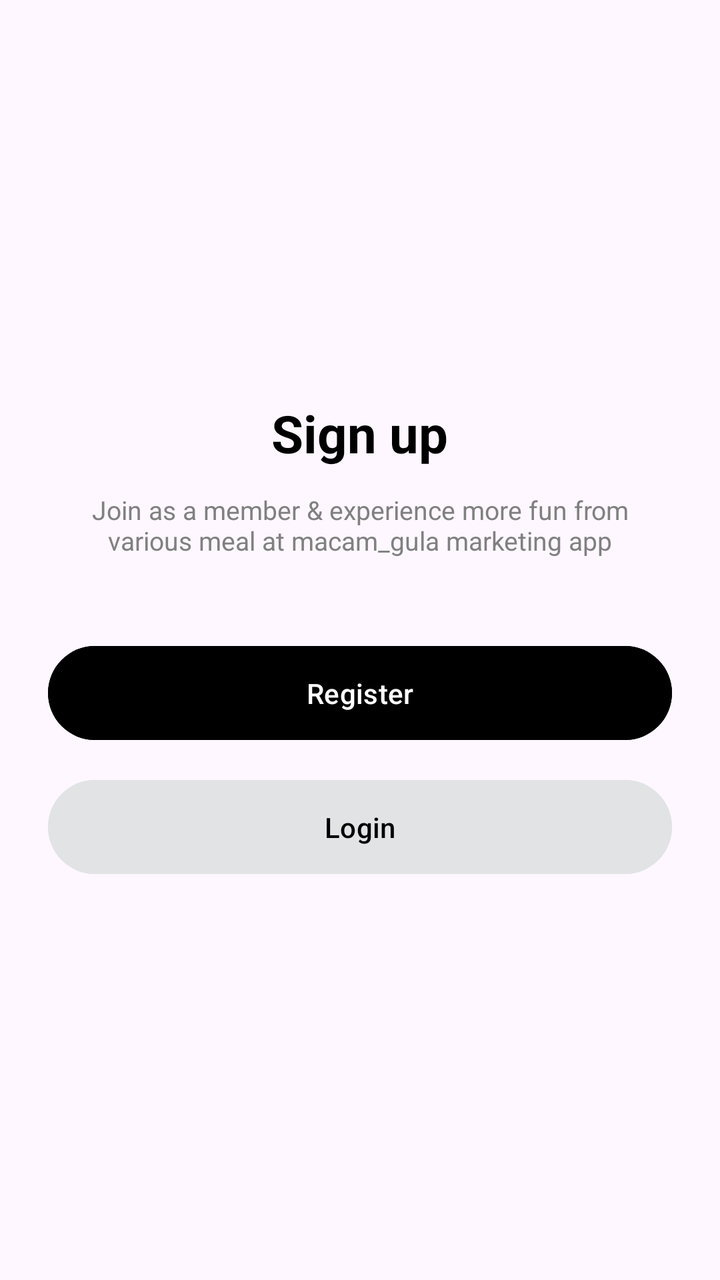
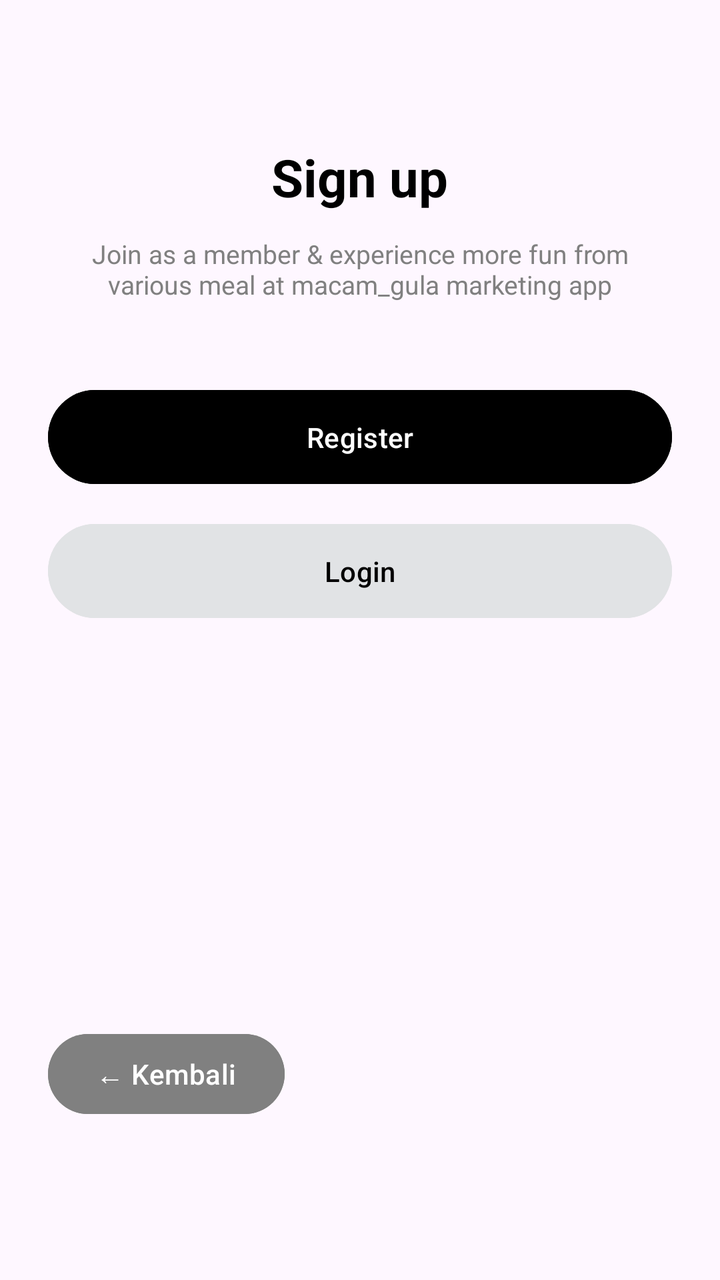

Compare the two renders of this Android layout. The source of the first and the diff that turns it into the second are given below.
<!-- AndroidManifest.xml: application theme Theme.KopiDanNyemil -->
<!-- res/layout/activity_sign_up.xml -->
<?xml version="1.0" encoding="utf-8"?>
<LinearLayout xmlns:android="http://schemas.android.com/apk/res/android"
    android:layout_width="match_parent"
    android:layout_height="match_parent"
    android:gravity="center"
    android:orientation="vertical"
    android:padding="24dp">

    <TextView
        android:layout_width="wrap_content"
        android:layout_height="wrap_content"
        android:text="Sign up"
        android:textColor="@android:color/black"
        android:textSize="26sp"
        android:textStyle="bold" />

    <TextView
        android:layout_width="wrap_content"
        android:layout_height="wrap_content"
        android:layout_marginTop="12dp"
        android:text="Join as a member &amp; experience more fun from various meal at macam_gula marketing app"
        android:textAlignment="center"
        android:textColor="#808080"
        android:textSize="13sp" />

    <Button
        android:id="@+id/btnGoToRegister"
        android:layout_width="match_parent"
        android:layout_height="55dp"
        android:layout_marginTop="40dp"
        android:backgroundTint="@android:color/black"
        android:text="Register"
        android:textAllCaps="false"
        android:textColor="@android:color/white" />

    <Button
        android:id="@+id/btnGoToLogin"
        android:layout_width="match_parent"
        android:layout_height="55dp"
        android:layout_marginTop="12dp"
        android:backgroundTint="@color/material_dynamic_neutral90"
        android:text="Login"
        android:textAllCaps="false"
        android:textColor="@android:color/black" />
</LinearLayout>
<!-- resources referenced by this layout -->
<resources>
  <style name="Theme.KopiDanNyemil" parent="Base.Theme.KopiDanNyemil" />
  <style name="Base.Theme.KopiDanNyemil" parent="Theme.Material3.DayNight.NoActionBar">
          
          
      </style>
</resources>

<!-- the commit's change to res/layout/activity_sign_up.xml (unified diff, before → after) -->
@@ -42,4 +42,15 @@
         android:text="Login"
         android:textAllCaps="false"
         android:textColor="@android:color/black" />
+    <Button
+        android:id="@+id/btnBack"
+        android:layout_width="wrap_content"
+        android:layout_height="wrap_content"
+        android:layout_gravity="start"
+        android:layout_marginTop="200dp"
+        android:layout_marginBottom="8dp"
+        android:backgroundTint="#808080"
+        android:text="← Kembali"
+        android:textAllCaps="false"
+        android:textColor="@android:color/white" />
 </LinearLayout>
